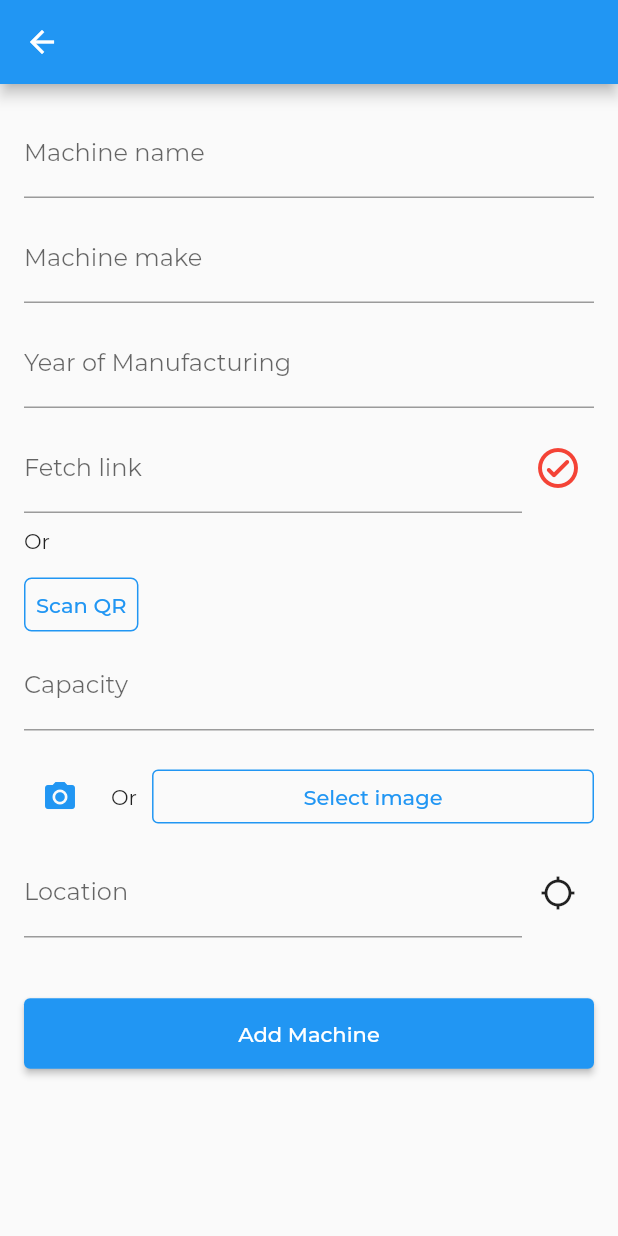
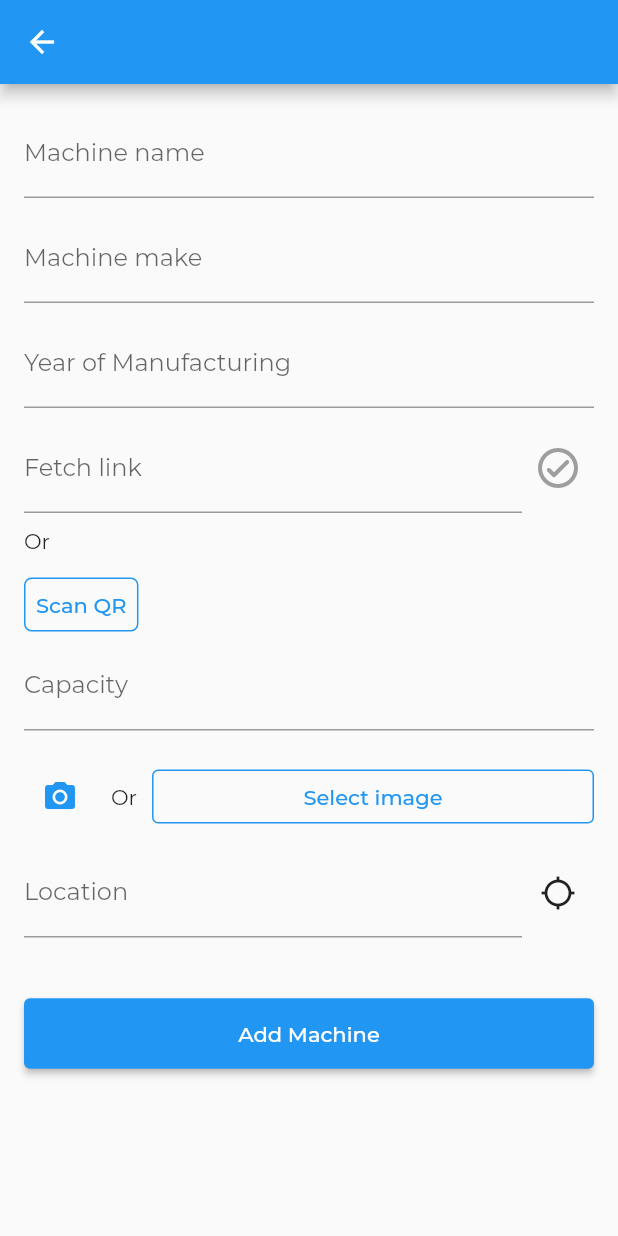
Before and after one commit to roshinkm1717/machtrac, a Flutter app: the AddMachineScreen screen opened directly, after a tap on the "location searching" icon, on a phone screen of 412 x 824 dp. Run offline on Flutter 3.47's test engine with Material 2 defaults, Android fonts, the phone set to English and light mode, and no system bars; our stand-ins replace cloud_firestore, double_back_to_close, file_picker, firebase_auth, firebase_core, firebase_storage and 8 more; missing offline and left inert: mailer, qrscan; accounts and stored records are empty; network calls fail; project files that could hold a hidden picture were left out.

```diff
--- /dev/null
+++ b/lib/functions/location.dart
@@ -0,0 +1,29 @@
+import 'package:geocoding/geocoding.dart';
+import 'package:geolocator/geolocator.dart';
+
+Future<Position> determinePosition() async {
+  bool serviceEnabled;
+  LocationPermission permission;
+  serviceEnabled = await Geolocator.isLocationServiceEnabled();
+  if (!serviceEnabled) {
+    return Future.error('Location services are disabled.');
+  }
+  permission = await Geolocator.checkPermission();
+  if (permission == LocationPermission.denied) {
+    permission = await Geolocator.requestPermission();
+    if (permission == LocationPermission.deniedForever) {
+      return Future.error('Location permissions are permanently denied, we cannot request permissions.');
+    }
+    if (permission == LocationPermission.denied) {
+      return Future.error('Location permissions are denied');
+    }
+  }
+  return await Geolocator.getCurrentPosition();
+}
+
+Future<String> getNameFromPosition(Position location) async {
+  String locationName;
+  List<Placemark> placeMarks = await placemarkFromCoordinates(location.latitude, location.longitude);
+  locationName = placeMarks[0].locality + "," + placeMarks[0].administrativeArea + "," + placeMarks[0].country;
+  return locationName;
+}
--- /dev/null
+++ b/lib/provider/machine_data.dart
@@ -0,0 +1,64 @@
+import 'dart:io';
+
+import 'package:flutter/cupertino.dart';
+import 'package:flutter/foundation.dart';
+import 'package:geolocator/geolocator.dart';
+import 'package:machtrac/functions/http.dart' as http_fn;
+import 'package:machtrac/functions/location.dart';
+import 'package:machtrac/functions/storage.dart' as storage;
+import 'package:path/path.dart';
+
+class MachineData extends ChangeNotifier {
+  String _imageName;
+  var _image;
+  String location, fetchLink;
+  bool isFetchLinkCorrect;
+  bool isSaving;
+  MachineData({this.isSaving = false, this.location, this.isFetchLinkCorrect, this.fetchLink});
+
+  get image => _image;
+  get imageName => _imageName;
+
+  void getImageFromCamera() async {
+    String imagePath = await storage.getImageFromCamera();
+    if (imagePath != null) {
+      _imageName = basename(imagePath);
+      _image = File(imagePath);
+    }
+    notifyListeners();
+  }
+
+  void getImageFromStorage() async {
+    String imagePath = await storage.getImageFromStorage();
+    if (imagePath != null) {
+      _imageName = basename(imagePath);
+      _image = File(imagePath);
+    }
+    notifyListeners();
+  }
+
+  Future<String> getLocation() async {
+    Position coordinates = await determinePosition();
+    location = await getNameFromPosition(coordinates);
+    return location;
+  }
+
+  checkFetchLink(String fetchLink) async {
+    print("inside check fetch link");
+    bool response = await http_fn.checkFetchLink(fetchLink);
+    isFetchLinkCorrect = response;
+    notifyListeners();
+  }
+
+  Future<String> getLinkFromQR() async {
+    String result = await storage.getLinkFromQR();
+    fetchLink = result;
+    notifyListeners();
+    return fetchLink;
+  }
+
+  void toggleSaving() {
+    isSaving = !isSaving;
+    notifyListeners();
+  }
+}
--- a/lib/screens/addMachine_screen.dart
+++ b/lib/screens/addMachine_screen.dart
@@ -1,98 +1,28 @@
-import 'dart:io';
-
-import 'package:file_picker/file_picker.dart';
 import 'package:flutter/cupertino.dart';
 import 'package:flutter/material.dart';
 import 'package:flutter/services.dart';
 import 'package:form_field_validator/form_field_validator.dart';
-import 'package:geocoding/geocoding.dart';
-import 'package:geolocator/geolocator.dart';
-import 'package:http/http.dart' as http;
-import 'package:image_picker/image_picker.dart';
 import 'package:machtrac/models/machine.dart';
+import 'package:machtrac/provider/machine_data.dart';
+import 'package:machtrac/widgets/buttons/primary_button.dart';
+import 'package:machtrac/widgets/components/inputField.dart';
+import 'package:machtrac/widgets/components/snackbar.dart';
 import 'package:modal_progress_hud/modal_progress_hud.dart';
-import 'package:path/path.dart';
-import 'package:qrscan/qrscan.dart' as scanner;
-
-import 'file:///E:/Flutter%20Projects/Machtrac/Mobile/lib/widgets/buttons/primary_button.dart';
+import 'package:provider/provider.dart';
 
 import 'home_screen.dart';
 
-Future<Position> _determinePosition() async {
-  bool serviceEnabled;
-  LocationPermission permission;
-  // Test if location services are enabled.
-  serviceEnabled = await Geolocator.isLocationServiceEnabled();
-  if (!serviceEnabled) {
-    // Location services are not enabled don't continue
-    // accessing the position and request users of the
-    // App to enable the location services.
-    return Future.error('Location services are disabled.');
-  }
-  permission = await Geolocator.checkPermission();
-  if (permission == LocationPermission.denied) {
-    permission = await Geolocator.requestPermission();
-    if (permission == LocationPermission.deniedForever) {
-      // Permissions are denied forever, handle appropriately.
-      return Future.error('Location permissions are permanently denied, we cannot request permissions.');
-    }
-    if (permission == LocationPermission.denied) {
-      // Permissions are denied, next time you could try
-      // requesting permissions again (this is also where
-      // Android's shouldShowRequestPermissionRationale
-      // returned true. According to Android guidelines
-      // your App should show an explanatory UI now.
-      return Future.error('Location permissions are denied');
-    }
-  }
-  // When we reach here, permissions are granted and we can
-  // continue accessing the position of the device.
-  return await Geolocator.getCurrentPosition();
-}
-
-class AddMachineScreen extends StatefulWidget {
-  @override
-  _AddMachineScreenState createState() => _AddMachineScreenState();
-}
-
-class _AddMachineScreenState extends State<AddMachineScreen> {
-  openCamera() async {
-    PickedFile pickedFile = await ImagePicker.platform.pickImage(source: ImageSource.camera, imageQuality: 50);
-    if (pickedFile != null) {
-      setState(() {
-        machine.image = File(pickedFile.path);
-        machine.imageName = basename(pickedFile.path);
-      });
-    }
-  }
-
-  getImage() async {
-    FilePickerResult result = await FilePicker.platform.pickFiles(
-      type: FileType.image,
-      allowMultiple: false,
-    );
-    if (result != null) {
-      setState(() {
-        machine.image = File(result.paths[0]);
-        print(machine.image);
-        machine.imageName = basename(result.paths[0]);
-      });
-    }
-  }
-
-  var controller = TextEditingController();
-  var linkController = TextEditingController();
-  bool _isSaving = false;
-  Machine machine = Machine();
+class AddMachineScreen extends StatelessWidget {
+  final controller = TextEditingController();
+  final linkController = TextEditingController();
+  final Machine machine = Machine();
   final formKey = GlobalKey<FormState>();
-  bool _link = false;
   @override
   Widget build(BuildContext context) {
-    bool loc = false;
     return Scaffold(
       appBar: AppBar(),
       body: ModalProgressHUD(
-        inAsyncCall: _isSaving,
+        inAsyncCall: Provider.of<MachineData>(context).isSaving,
         progressIndicator: CircularProgressIndicator(),
         child: SafeArea(
           child: SingleChildScrollView(
@@ -107,96 +37,59 @@ class _AddMachineScreenState extends State<AddMachineScreen> {
                     Column(
                       crossAxisAlignment: CrossAxisAlignment.start,
                       children: [
-                        TextFormField(
-                          decoration: InputDecoration(
+                        InputField(
                           labelText: "Machine name",
-                          ),
-                          keyboardType: TextInputType.emailAddress,
                           onChanged: (value) {
-                            setState(() {
                             machine.name = value;
-                            });
                           },
-                          validator: RequiredValidator(errorText: "Cannot be empty"),
-                        ),
+                          validator: MultiValidator([RequiredValidator(errorText: "Cannot be empty")]),
+                        ), //machine name
                         SizedBox(height: 10),
-                        TextFormField(
-                          decoration: InputDecoration(
+                        InputField(
                           labelText: "Machine make",
-                          ),
-                          keyboardType: TextInputType.emailAddress,
                           onChanged: (value) {
-                            setState(() {
                             machine.make = value;
-                            });
                           },
-                          validator: RequiredValidator(errorText: "Cannot be empty"),
-                        ),
+                          validator: MultiValidator([RequiredValidator(errorText: "Cannot be empty")]),
+                        ), //machine make
                         SizedBox(height: 10),
-                        TextFormField(
-                          decoration: InputDecoration(
+                        InputField(
                           labelText: "Year of Manufacturing",
-                          ),
+                          onChanged: (value) {
+                            machine.manYear = int.parse(value);
+                          },
                           keyboardType: TextInputType.number,
-                          onChanged: (value) {
-                            setState(() {
-                              machine.manYear = int.parse(value);
-                            });
-                          },
-                          validator: RequiredValidator(errorText: "Cannot be empty"),
-                        ),
+                          validator: MultiValidator([RequiredValidator(errorText: "Cannot be empty")]),
+                        ), //year of manufacturing
                         SizedBox(height: 10),
                         Row(
                           children: [
                             Expanded(
-                              child: TextFormField(
+                              child: InputField(
                                 controller: linkController,
-                                decoration: InputDecoration(
                                 labelText: "Fetch link",
+                                onChanged: (value) {
+                                  machine.fetchLink = value;
+                                },
+                                validator: MultiValidator([RequiredValidator(errorText: "Cannot be empty")]),
                               ),
-                                onChanged: (value) {
-                                  setState(() {
-                                    machine.fetchLink = value;
-                                  });
-                                },
-                                validator: RequiredValidator(
-                                  errorText: "Cannot be empty",
-                                ),
-                              ),
-                            ),
+                            ), //fetch link
                             IconButton(
                               onPressed: () async {
                                 if (machine.fetchLink != null) {
-                                  try {
-                                    ScaffoldMessenger.of(context).showSnackBar(
-                                      SnackBar(
-                                        content: Text("Checking link"),
-                                        duration: Duration(seconds: 1),
-                                      ),
-                                    );
-                                    var response = await http.get(Uri.parse(machine.fetchLink));
-                                    if (response.statusCode == 400 || response.statusCode == 401 || response.statusCode == 403) {
-                                      setState(() {
-                                        _link = false;
-                                      });
-                                    } else
-                                      setState(() {
-                                        _link = true;
-                                      });
-                                  } catch (e) {
-                                    setState(() {
-                                      _link = false;
-                                    });
-                                  }
+                                  showSnackBar(context: context, message: "Checking link...");
+                                  Provider.of<MachineData>(context, listen: false).checkFetchLink(machine.fetchLink);
                                 }
                               },
                               icon: Icon(
                                 Icons.check_circle_outline_rounded,
-                                color: (_link ?? false) ? Colors.green : Colors.red,
+                                color: (Provider.of<MachineData>(context).isFetchLinkCorrect == null)
+                                    ? Colors.grey
+                                    : (Provider.of<MachineData>(context).isFetchLinkCorrect
+                                        ? Colors.green
+                                        : Colors.red),
                                 size: 32,
                               ),
-                              focusColor: (_link ?? false) ? Colors.green : Colors.red,
-                              color: (_link ?? false) ? Colors.green : Colors.red,
                             ),
                           ],
                         ),
@@ -214,24 +107,18 @@ class _AddMachineScreenState extends State<AddMachineScreen> {
                           ),
                           onPressed: () async {
                             //scan QR
-                            String cameraScanResult = await scanner.scan();
-                            setState(() {
-                              machine.fetchLink = cameraScanResult;
-                              linkController.text = cameraScanResult;
-                            });
+                            linkController.text =
+                                await Provider.of<MachineData>(context, listen: false).getLinkFromQR();
+                            machine.fetchLink = linkController.text;
                           },
                           child: Text("Scan QR"),
                         ),
-                        TextFormField(
-                          decoration: InputDecoration(
+                        InputField(
                           labelText: "Capacity",
-                          ),
                           onChanged: (value) {
-                            setState(() {
                             machine.capacity = value;
-                            });
                           },
-                          validator: RequiredValidator(errorText: "Cannot be empty"),
+                          validator: MultiValidator([RequiredValidator(errorText: "Cannot be empty")]),
                         ),
                         SizedBox(height: 20),
                         Row(
@@ -243,83 +130,68 @@ class _AddMachineScreenState extends State<AddMachineScreen> {
                               ),
                               onPressed: () {
                                 //launch camera
-                                openCamera();
+                                Provider.of<MachineData>(context, listen: false).getImageFromCamera();
+                                machine.image = Provider.of<MachineData>(context).image;
+                                machine.imageName = Provider.of<MachineData>(context).imageName;
                               },
-                            ),
+                            ), //image select from camera
                             SizedBox(width: 10),
                             Text("Or"),
                             SizedBox(width: 10),
                             Expanded(
                               child: TextButton(
                                 style: TextButton.styleFrom(side: BorderSide(color: Colors.blue)),
-                                onPressed: () {
+                                onPressed: () async {
                                   //select image
-                                  getImage();
+                                  machine.image = Provider.of<MachineData>(context, listen: false).image;
+                                  machine.imageName = Provider.of<MachineData>(context, listen: false).imageName;
+                                  Provider.of<MachineData>(context, listen: false).getImageFromStorage();
+                                  print(machine.imageName);
                                 },
-                                child: Text(machine.imageName == null ? "Select image" : machine.imageName),
+                                child: Text(Provider.of<MachineData>(context).imageName ?? "Select image"),
                               ),
-                            ),
+                            ), //image select from storage
                           ],
-                        ),
+                        ), //image selection
                         SizedBox(height: 10),
                         Row(
                           children: [
                             Expanded(
-                              child: TextFormField(
+                              child: InputField(
                                 controller: controller,
-                                decoration: InputDecoration(
                                 labelText: "Location",
+                                onChanged: (value) {
+                                  machine.location = value;
+                                },
+                                validator: MultiValidator([RequiredValidator(errorText: "Cannot be empty")]),
                               ),
-                                keyboardType: TextInputType.streetAddress,
-                                onChanged: (value) {
-                                  setState(() {
-                                    machine.location = value;
-                                  });
-                                },
-                                validator: RequiredValidator(errorText: "Cannot be empty"),
-                              ),
-                            ),
+                            ), //location field
                             IconButton(
                               icon: Icon(Icons.location_searching),
                               onPressed: () async {
-                                Position location = await _determinePosition();
-                                List<Placemark> placeMarks = await placemarkFromCoordinates(location.latitude, location.longitude);
-                                print(placeMarks[0].locality);
-                                setState(() {
-                                  loc = true;
-                                  machine.location = placeMarks[0].locality + "," + placeMarks[0].administrativeArea + "," + placeMarks[0].country;
-                                  controller.text = machine.location;
-                                  print(machine.location);
-                                });
+                                String loc = await Provider.of<MachineData>(context, listen: false).getLocation();
+                                controller.text = loc;
                               },
-                            ),
+                            ), //get location button
                           ],
                         ),
                       ],
                     ),
                     SizedBox(height: 40),
-                    Hero(
-                      tag: 'button',
-                      child: PrimaryButton(
+                    PrimaryButton(
                         text: "Add Machine",
                         onPressed: () async {
                           if (formKey.currentState.validate()) {
+                            machine.imageName = Provider.of<MachineData>(context, listen: false).imageName;
+                            machine.image = Provider.of<MachineData>(context, listen: false).image;
                             if (machine.imageName != null) {
                               //add machine
-                                if (_link) {
-                                  setState(() {
-                                    _isSaving = true;
-                                  });
+                              if (Provider.of<MachineData>(context, listen: false).isFetchLinkCorrect) {
+                                Provider.of<MachineData>(context, listen: false).toggleSaving();
                                 var res = await machine.uploadMachineData(machine);
-                                  setState(() {
-                                    _isSaving = false;
-                                  });
+                                Provider.of<MachineData>(context, listen: false).toggleSaving();
                                 if (res != null) {
-                                    ScaffoldMessenger.of(context).showSnackBar(
-                                      SnackBar(
-                                        content: Text("Error uploading data. Try again"),
-                                      ),
-                                    );
+                                  showSnackBar(context: context, message: "Error uploading data. Try again later");
                                 } else {
                                   Navigator.pushReplacement(
                                     context,
@@ -329,22 +201,13 @@ class _AddMachineScreenState extends State<AddMachineScreen> {
                                   );
                                 }
                               } else {
-                                  ScaffoldMessenger.of(context).showSnackBar(
-                                    SnackBar(
-                                      content: Text("Please check the fetch link and try again"),
-                                    ),
-                                  );
+                                showSnackBar(context: context, message: "Please check the fetch link and try again");
                               }
                             } else {
-                                ScaffoldMessenger.of(context).showSnackBar(
-                                  SnackBar(
-                                    content: Text("Please select an image"),
-                                  ),
-                                );
+                              showSnackBar(context: context, message: "Please select an image");
                             }
                           }
                         }),
-                    ),
                   ],
                 ),
               ),
--- a/lib/screens/home_screen.dart
+++ b/lib/screens/home_screen.dart
@@ -113,7 +113,7 @@ class _HomeScreenState extends State<HomeScreen> {
                   } else if (snapshot.hasError) {
                     return Text('Its Error!');
                   } else {
-                    return CircularProgressIndicator();
+                    return Center(child: CircularProgressIndicator());
                   }
                 },
               ),
--- a/lib/widgets/components/homescreen_appbar.dart
+++ b/lib/widgets/components/homescreen_appbar.dart
@@ -12,12 +12,13 @@ class HomeScreenAppBar extends StatelessWidget implements PreferredSizeWidget {
   @override
   Widget build(BuildContext context) {
     return AppBar(
+      automaticallyImplyLeading: false,
       title: Row(
         children: [
           ClipRRect(
             borderRadius: BorderRadius.circular(100),
             child: CircleAvatar(
-              child: imageUrl != null ? Image.network(imageUrl) : Icon(FontAwesomeIcons.userAlt, size: 16),
+              child: imageUrl != null ? Image.network(imageUrl, fit: BoxFit.fill) : Icon(FontAwesomeIcons.userAlt, size: 16),
             ),
           ),
           SizedBox(width: 10),
--- a/lib/widgets/components/inputField.dart
+++ b/lib/widgets/components/inputField.dart
@@ -2,7 +2,15 @@ import 'package:flutter/material.dart';
 import 'package:form_field_validator/form_field_validator.dart';
 
 class InputField extends StatelessWidget {
-  InputField({this.labelText, this.onChanged, this.keyboardType, this.validator, this.obscureText, this.onIconTap, this.passwordCheckValidator});
+  InputField(
+      {this.controller,
+      this.labelText,
+      this.onChanged,
+      this.keyboardType,
+      this.validator,
+      this.obscureText,
+      this.onIconTap,
+      this.passwordCheckValidator});
   final String labelText;
   final TextInputType keyboardType;
   final Function onChanged;
@@ -10,9 +18,11 @@ class InputField extends StatelessWidget {
   final Function passwordCheckValidator;
   final bool obscureText;
   final Function onIconTap;
+  final TextEditingController controller;
   @override
   Widget build(BuildContext context) {
     return TextFormField(
+      controller: controller,
       decoration: InputDecoration(
         labelText: labelText,
         suffix: onIconTap != null
--- a/pubspec.yaml
+++ b/pubspec.yaml
@@ -29,6 +29,7 @@ dependencies:
   font_awesome_flutter: ^9.0.0
   qrscan:
   mailer:
+  provider:
 
 dev_dependencies:
   flutter_test:
```
Also changed, not shown: lib/functions/http.dart (added, +16 -0 lines), lib/functions/storage.dart (added, +22 -0 lines), lib/main.dart (+6 -1 lines), lib/screens/updateMachine_screen.dart (+5 -6 lines), pubspec.lock. Lines whose indentation alone changed are shown as unchanged.
